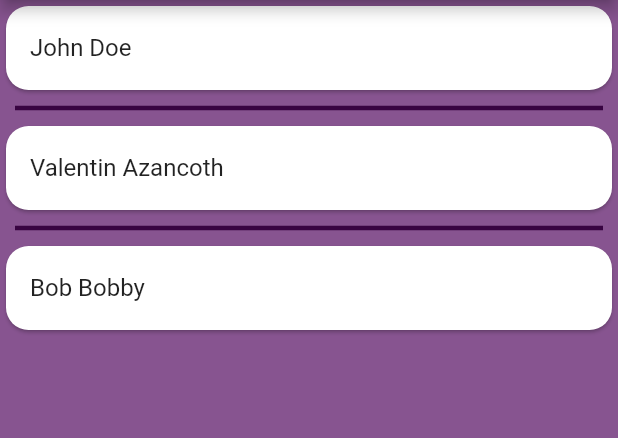
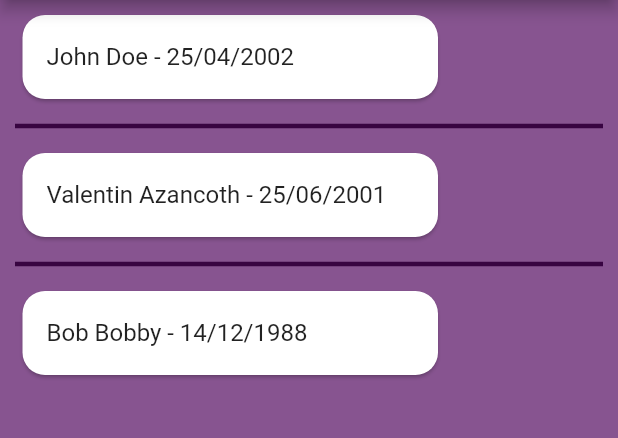
Before and after one commit to Valaaz/birthday-reminder, a Flutter app: the screen it shows after launch, on a phone screen of 412 x 824 dp, the part 84-522 px from its top. Run offline on Flutter 3.47's test engine with Material 2 defaults, Android fonts, the phone set to English and light mode, and no system bars.

Commit message:
add date to tiles's text

```diff
--- a/birthday_reminder/lib/main.dart
+++ b/birthday_reminder/lib/main.dart
@@ -43,11 +43,17 @@ class ListViewTiles extends StatelessWidget {
               endIndent: 10,
             ),
             itemBuilder: (context, index) {
+              String birthday = listBirthdays[index]['name'] +
+                  ' - ' +
+                  listBirthdays[index]['date'];
+
               return Card(
+                margin: const EdgeInsets.only(
+                    left: 15, top: 10, right: 120, bottom: 10),
                 shape: RoundedRectangleBorder(
                     borderRadius: BorderRadius.circular(15)),
                 child: ListTile(
-                  title: Text(listBirthdays[index]['name']),
+                  title: Text(birthday),
                 ),
               );
             },
```
